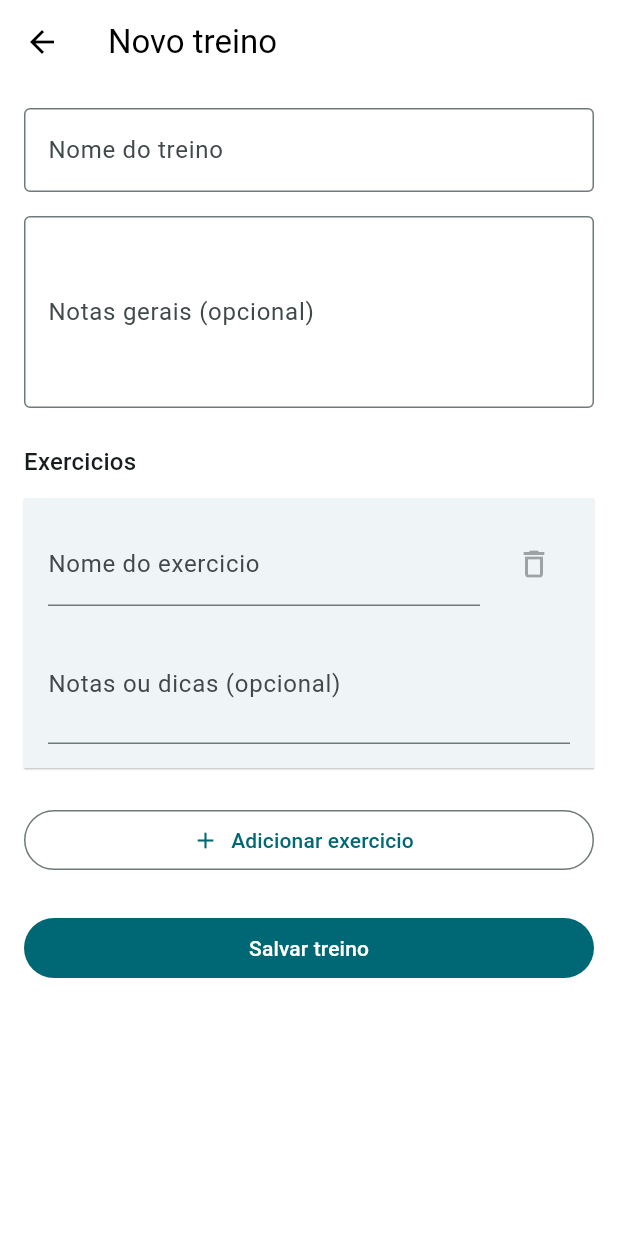
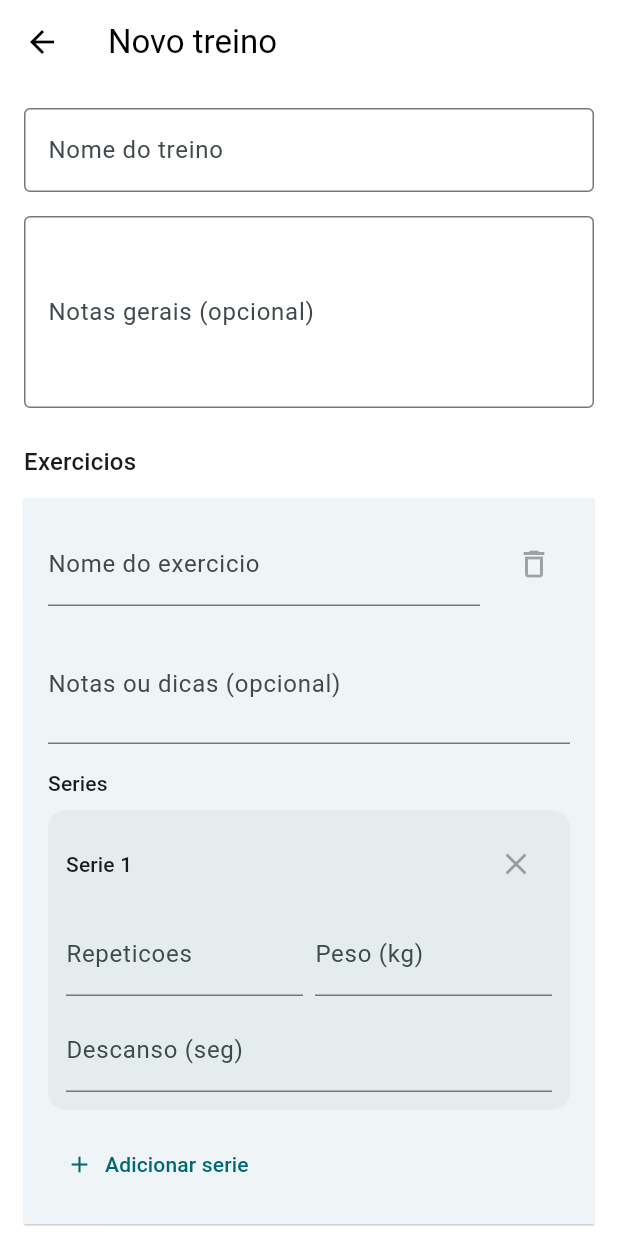
Before and after one commit to Henrique-Nastari/AppFit, a Flutter app: the WorkoutEditorPage screen opened directly, on a phone screen of 412 x 824 dp. Run offline on Flutter 3.47's test engine with Material 3 defaults, Android fonts, the phone set to English and light mode, and no system bars; our stand-ins replace cloud_firestore, firebase_auth, firebase_core, firebase_storage, flutter_screenutil, google_fonts and 2 more; accounts and stored records are empty; project files that could hold a hidden picture were left out.

Commit message:
modifiquei o salvar treinos adicionando series etc

```diff
--- a/mobile/lib/presentation/screens/workouts/workout_editor_page.dart
+++ b/mobile/lib/presentation/screens/workouts/workout_editor_page.dart
@@ -137,6 +137,7 @@ class _WorkoutEditorPageState extends State<WorkoutEditorPage> {
                   exerciseForm: _exercises[i],
                   canRemove: _exercises.length > 1,
                   onRemove: () => _removeExercise(i),
+                  onChanged: () => setState(() {}),
                 ),
               const SizedBox(height: 12),
               OutlinedButton.icon(
@@ -169,14 +170,17 @@ class _WorkoutExerciseCard extends StatelessWidget {
     required this.exerciseForm,
     required this.canRemove,
     required this.onRemove,
+    required this.onChanged,
   });
 
   final _WorkoutExerciseForm exerciseForm;
   final VoidCallback onRemove;
   final bool canRemove;
+  final VoidCallback onChanged;
 
   @override
   Widget build(BuildContext context) {
+    final theme = Theme.of(context);
     return Card(
       margin: const EdgeInsets.only(bottom: 12),
       child: Padding(
@@ -218,6 +222,36 @@ class _WorkoutExerciseCard extends StatelessWidget {
               maxLines: 2,
               textCapitalization: TextCapitalization.sentences,
             ),
+            const SizedBox(height: 16),
+            Text(
+              'Series',
+              style: theme.textTheme.titleSmall,
+            ),
+            const SizedBox(height: 8),
+            ...List.generate(exerciseForm.sets.length, (index) {
+              final setForm = exerciseForm.sets[index];
+              return _WorkoutSetTile(
+                key: ValueKey(setForm),
+                index: index,
+                setForm: setForm,
+                onRemove: () {
+                  exerciseForm.removeSet(index);
+                  onChanged();
+                },
+                canRemove: exerciseForm.sets.length > 1,
+              );
+            }),
+            Align(
+              alignment: Alignment.centerLeft,
+              child: TextButton.icon(
+                onPressed: () {
+                  exerciseForm.addSet();
+                  onChanged();
+                },
+                icon: const Icon(Icons.add),
+                label: const Text('Adicionar serie'),
+              ),
+            ),
           ],
         ),
       ),
@@ -226,22 +260,158 @@ class _WorkoutExerciseCard extends StatelessWidget {
 }
 
 class _WorkoutExerciseForm {
+  _WorkoutExerciseForm() {
+    addSet();
+  }
+
   final TextEditingController nameController = TextEditingController();
   final TextEditingController notesController = TextEditingController();
+  final List<_WorkoutSetForm> sets = [];
+
+  void addSet() {
+    sets.add(_WorkoutSetForm());
+  }
+
+  void removeSet(int index) {
+    if (sets.length == 1) return;
+    sets.removeAt(index).dispose();
+  }
 
   Exercise? toExercise() {
     final name = nameController.text.trim();
     if (name.isEmpty) return null;
     final notes = notesController.text.trim();
+    final mappedSets = sets
+        .map((set) => set.toSetEntry())
+        .where((set) => set != null)
+        .cast<SetEntry>()
+        .toList();
     return Exercise(
       name: name,
       notes: notes.isEmpty ? null : notes,
-      sets: const [],
+      sets: mappedSets,
     );
   }
 
   void dispose() {
     nameController.dispose();
     notesController.dispose();
+    for (final set in sets) {
+      set.dispose();
+    }
   }
 }
+
+class _WorkoutSetTile extends StatelessWidget {
+  const _WorkoutSetTile({
+    super.key,
+    required this.index,
+    required this.setForm,
+    required this.onRemove,
+    required this.canRemove,
+  });
+
+  final int index;
+  final _WorkoutSetForm setForm;
+  final VoidCallback onRemove;
+  final bool canRemove;
+
+  @override
+  Widget build(BuildContext context) {
+    final theme = Theme.of(context);
+    final color = theme.colorScheme.surfaceVariant.withOpacity(0.5);
+    return Container(
+      margin: const EdgeInsets.only(bottom: 12),
+      padding: const EdgeInsets.all(12),
+      decoration: BoxDecoration(
+        color: color,
+        borderRadius: BorderRadius.circular(12),
+      ),
+      child: Column(
+        crossAxisAlignment: CrossAxisAlignment.start,
+        children: [
+          Row(
+            children: [
+              Text(
+                'Serie ${index + 1}',
+                style: theme.textTheme.titleSmall,
+              ),
+              const Spacer(),
+              IconButton(
+                onPressed: canRemove ? onRemove : null,
+                tooltip: 'Remover serie',
+                icon: const Icon(Icons.close),
+              ),
+            ],
+          ),
+          const SizedBox(height: 8),
+          Row(
+            children: [
+              Expanded(
+                child: TextField(
+                  controller: setForm.repsController,
+                  decoration: const InputDecoration(
+                    labelText: 'Repeticoes',
+                  ),
+                  keyboardType: TextInputType.number,
+                ),
+              ),
+              const SizedBox(width: 8),
+              Expanded(
+                child: TextField(
+                  controller: setForm.weightController,
+                  decoration: const InputDecoration(
+                    labelText: 'Peso (kg)',
+                  ),
+                  keyboardType: const TextInputType.numberWithOptions(decimal: true),
+                ),
+              ),
+            ],
+          ),
+          const SizedBox(height: 8),
+          Row(
+            children: [
+              Expanded(
+                child: TextField(
+                  controller: setForm.restController,
+                  decoration: const InputDecoration(
+                    labelText: 'Descanso (seg)',
+                  ),
+                  keyboardType: TextInputType.number,
+                ),
+              ),
+            ],
+          ),
+        ],
+      ),
+    );
+  }
+}
+
+class _WorkoutSetForm {
+  final TextEditingController repsController = TextEditingController();
+  final TextEditingController weightController = TextEditingController();
+  final TextEditingController restController = TextEditingController();
+
+  SetEntry? toSetEntry() {
+    final reps = int.tryParse(repsController.text.trim());
+    final weight = double.tryParse(weightController.text.trim());
+    final rest = int.tryParse(restController.text.trim());
+
+    if (reps == null && weight == null && rest == null) {
+      return null;
+    }
+
+    return SetEntry(
+      reps: reps,
+      weightKg: weight,
+      restSeconds: rest,
+    );
+  }
+
+  void dispose() {
+    repsController.dispose();
+    weightController.dispose();
+    restController.dispose();
+  }
+}
```
